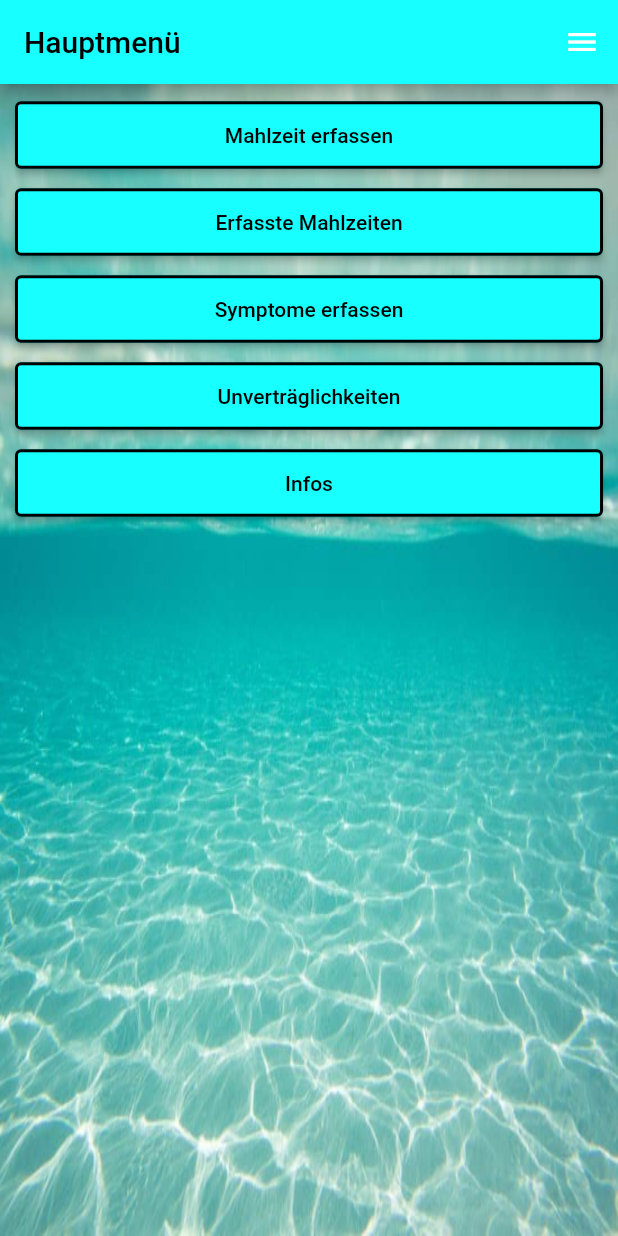
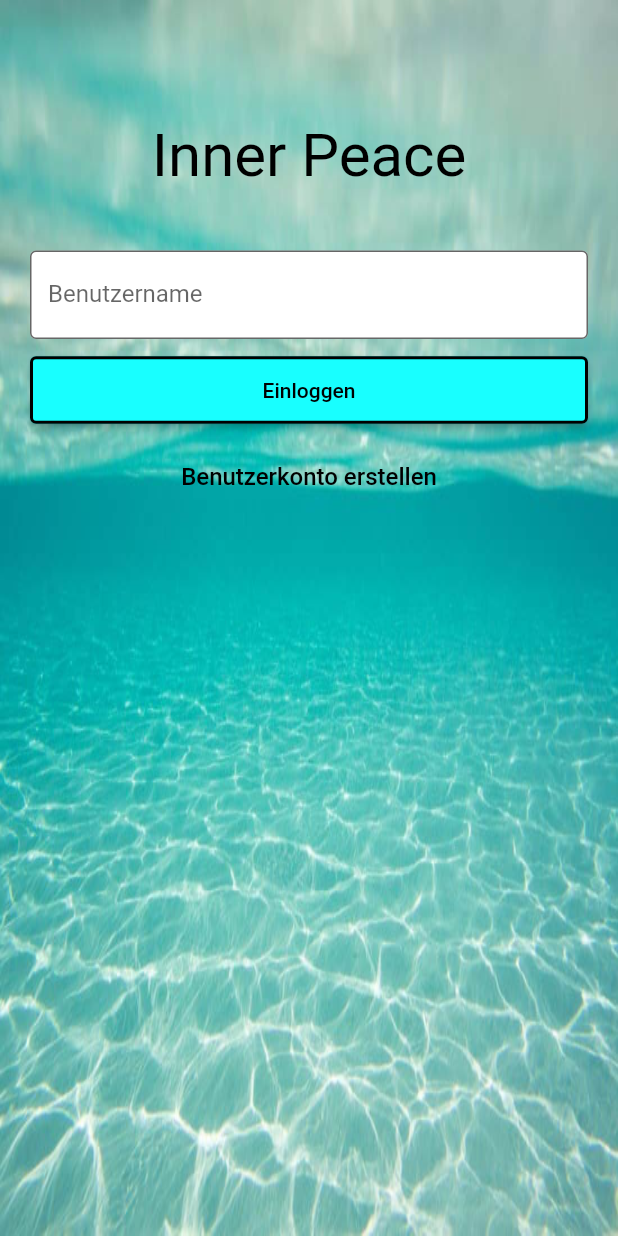
Before and after one commit to Thoughtness/Inner_Peace_v1, a Flutter app: the screen it shows after launch, on a phone screen of 412 x 824 dp. Run offline on Flutter 3.47's test engine with Material 2 defaults, Android fonts, the phone set to English and light mode, and no system bars; our stand-ins replace sqflite; accounts and stored records are empty.

Commit message:
added Login and CreateLogin page aswell as the database/database logic for it)

```diff
--- a/lib/Formation and Elements/Formation.dart
+++ b/lib/Formation and Elements/Formation.dart
@@ -16,11 +16,9 @@ BoxDecoration thinTeal() {
   );
 }
 
-BoxDecoration noTeal() {
+BoxDecoration noSquareTeal() {
   return BoxDecoration(
     color: Colors.teal[50],
-    //border: Border.all(width: 1.0),
-    //borderRadius: BorderRadius.all(Radius.circular(5.0)),
   );
 }
 
@@ -48,12 +46,14 @@ BoxDecoration symptomsBar(int index, List<double> amountList) {
         Radius.circular(20.0)),
   );
 }
-//damit wenn die Menge "0" beträgt kein schwarzer Strich entsteht
-borderRadius(int index, List<double> amountList) {
-  if (amountList[index].toInt() == 0) {
-    return 0.0;
-  }
-  return 1.0;
+
+buttonStyle(){
+  return TextButton.styleFrom(
+    side: BorderSide(width: 2.0, color: Colors.black),
+    backgroundColor: Colors.cyanAccent,
+    minimumSize: Size(0, 45),
+    primary: Colors.black,
+  );
 }
 
 BoxDecoration myIngredientBoxDecoration() {
@@ -64,8 +64,24 @@ BoxDecoration myIngredientBoxDecoration() {
   );
 }
 
+InputDecoration loginWindow(String text){
+  return InputDecoration(
+    border: OutlineInputBorder(),
+    filled: true,
+    fillColor: Colors.white,
+    labelText: text,
+  );
+}
+
 TextStyle myAppBarTextStyle(){
   return TextStyle(
+    color: Colors.black,
+  );
+}
+
+TextStyle loginWindowTitle(){
+  return TextStyle(
+    fontSize: 40,
     color: Colors.black,
   );
 }
@@ -99,6 +115,14 @@ TextStyle myTextStyleSmall(){
   );
 }
 
+TextStyle myTextStyleSmallRed(){
+  return TextStyle(
+    fontWeight: FontWeight.bold,
+    fontSize: 16,
+    color: Colors.red,
+  );
+}
+
 Theme datePicker(Widget? picker){
   return Theme(
     data: ThemeData.dark().copyWith(
@@ -113,3 +137,11 @@ Theme datePicker(Widget? picker){
     child: picker!,
   );
 }
+
+//damit wenn die Menge "0" beträgt kein schwarzer Strich entsteht
+borderRadius(int index, List<double> amountList) {
+  if (amountList[index].toInt() == 0) {
+    return 0.0;
+  }
+  return 1.0;
+}
--- a/lib/Formation and Elements/Functions.dart
+++ b/lib/Formation and Elements/Functions.dart
@@ -1,4 +1,12 @@
 import 'package:flutter/material.dart';
+
+freeOrUsed(bool isAvailable){
+  if(isAvailable){
+    return "Benutzerkonto wurde erstellt";
+  }else {
+    return "Benutzername ist vergeben";
+  }
+}
 
 barColor(int index) {
   Color color = Colors.black;
@@ -58,6 +66,8 @@ getSymptomTimeLength(String symptomTime, List<Map<String, dynamic>> mealsFromIng
 }
 
 amountMultiplicator(double amount){
+
+
   if(amount == 0){
     return 0.5;
   }else if(amount == 1){
--- a/lib/Formation and Elements/GuiElements.dart
+++ b/lib/Formation and Elements/GuiElements.dart
@@ -27,13 +27,8 @@ class CustomButton extends StatelessWidget {
           ElevatedButton(
             onPressed: onClick,
             child: Text(text),
-            style: TextButton.styleFrom(
-              side: BorderSide(width: 2.0, color: Colors.black),
-              backgroundColor: Colors.cyanAccent,
-              minimumSize: Size(0, 45),
-              primary: Colors.black,
-            ),
-          )
+            style: buttonStyle(),
+          ),
         ],
       ),
     );
@@ -78,7 +73,8 @@ class CustomRow extends StatelessWidget {
                   fillColor: Colors.white,
                   filled: true,
                   border: OutlineInputBorder(),
-                  hintText: description),
+                  hintText: description,
+              ),
               controller: textController,
             ),
           ),
--- a/lib/Pages/Intolerances.dart
+++ b/lib/Pages/Intolerances.dart
@@ -348,7 +348,7 @@ class _Intolerances extends State<Intolerances> {
 
   customCheckbox(String title, bool boolValue) {
     return Container(
-      decoration: noTeal(),
+      decoration: noSquareTeal(),
       child: CheckboxListTile(
         title: Text(title),
         controlAffinity: ListTileControlAffinity.trailing,
--- /dev/null
+++ b/lib/Pages/LoginPage.dart
@@ -0,0 +1,96 @@
+import 'package:flutter/material.dart';
+import 'package:inner_peace_v1/Formation%20and%20Elements/GuiElements.dart';
+import 'package:inner_peace_v1/Database/DatabaseFunctions.dart';
+import 'package:inner_peace_v1/Pages/Mainmenu.dart';
+import 'package:flutter/widgets.dart';
+import 'package:inner_peace_v1/Formation and Elements/Formation.dart';
+
+import 'CreateAccount.dart';
+
+class LoginPage extends StatefulWidget {
+  @override
+  _LoginPage createState() => _LoginPage();
+}
+
+class _LoginPage extends State<LoginPage> {
+  TextEditingController username = TextEditingController();
+  bool falseUser = false;
+
+  @override
+  Widget build(BuildContext context) => Scaffold(
+    resizeToAvoidBottomInset: false,
+    body: Stack(
+      children: [
+        Positioned.fill(
+          child: Image(
+            image: AssetImage('assets/Inner_Peace.png'),
+            fit: BoxFit.fill,
+          ),
+        ),
+        Padding(
+            padding: EdgeInsets.fromLTRB(20, 80, 20, 0),
+          child: Column(
+            children: [
+              Container(
+                padding: EdgeInsets.fromLTRB(0, 0, 0, 40),
+                alignment: Alignment.topCenter,
+                child: Text(
+                  'Inner Peace', style: loginWindowTitle(),
+                ),
+              ),
+              Container(
+                alignment: Alignment.center,
+                child: TextField(
+                  controller: username,
+                  decoration: loginWindow("Benutzername"),
+                ),
+              ),
+              Container(
+                padding: EdgeInsets.fromLTRB(0, 0, 0, 10),
+                  child: CustomButton(
+                    text: "Einloggen",
+                    onClick: () async {
+                      var validUser = await checkLogin(username.text);
+                        if(validUser != null){
+                          Navigator.of(context).push(MaterialPageRoute(
+                            builder: (context) => MainMenu(userId: validUser[0]['userID']),
+                          ));
+                        }else {
+                          setState(() {
+                            falseUser = true;
+                          });
+                        }
+                    }
+                  )
+              ),
+              Container(
+                child: TextButton(
+                  child: Text('Benutzerkonto erstellen',
+                  style: myTextStyleMedium(),
+                  ),
+                  onPressed: () {
+                    Navigator.of(context).push(MaterialPageRoute(
+                      builder: (context) => CreateAccount(),
+                    ));
+                  },
+                ),
+              ),
+              Visibility(
+                visible: falseUser,
+                child: Container(
+                  decoration: thinTeal(),
+                  child: Padding(
+                    padding: const EdgeInsets.all(10.0),
+                    child: Text('Benutzer existiert nicht',
+                      style: myTextStyleSmallRed(),
+                    ),
+                  ),
+                ),
+              ),
+            ],
+          ),
+        ),
+      ],
+    ),
+  );
+}
--- a/lib/Pages/Main.dart
+++ b/lib/Pages/Main.dart
@@ -1,15 +1,6 @@
 import 'package:flutter/material.dart';
-import 'package:inner_peace_v1/Database/DatabaseHelper.dart';
-import 'package:inner_peace_v1/Formation%20and%20Elements/GuiElements.dart';
-import 'package:inner_peace_v1/Pages/NavigationMenu.dart';
+import 'package:inner_peace_v1/Pages/LoginPage.dart';
 import 'package:flutter/widgets.dart';
-import 'package:inner_peace_v1/Pages/RecordMeal.dart';
-import 'package:inner_peace_v1/Pages/RecordedMeals.dart';
-import 'package:inner_peace_v1/Pages/PickMealForSymptoms.dart';
-import 'package:inner_peace_v1/Pages/Intolerances.dart';
-import 'package:inner_peace_v1/Pages/Infos.dart';
-import 'package:inner_peace_v1/Database/DatabaseFunctions.dart';
-import 'package:inner_peace_v1/Formation and Elements/Formation.dart';
 
 void main() async {
   runApp(MyApp());
@@ -21,101 +12,6 @@ class MyApp extends StatelessWidget {
         debugShowCheckedModeBanner: false,
         title: 'Inner Peace',
         theme: ThemeData(primarySwatch: Colors.blue),
-        home: MyHomePage(),
+        home: LoginPage(),
       );
 }
-
-class MyHomePage extends StatefulWidget {
-  @override
-  _MyHomePageState createState() => _MyHomePageState();
-}
-
-class _MyHomePageState extends State<MyHomePage> {
-  final double left = 10.0;
-  final double right = 10.0;
-
-  @override
-  Widget build(BuildContext context) => Scaffold(
-        backgroundColor: Colors.teal[100],
-        endDrawer: Menu(),
-        appBar: AppBar(
-          title: Text(
-            'Hauptmenü',
-            style: myAppBarTextStyle(),
-          ),
-          backgroundColor: Colors.cyanAccent,
-        ),
-        body: Stack(
-          children: [
-            Positioned.fill(
-              child: Image(
-                image: AssetImage('assets/Inner_Peace.png'),
-                fit: BoxFit.fill,
-              ),
-            ),
-            Padding(
-              padding: EdgeInsets.fromLTRB(left, 0, right, 0),
-              child: Column(
-                children: [
-                  CustomButton(
-                    text: "Mahlzeit erfassen",
-                    onClick: () {
-                      Navigator.of(context).push(
-                        MaterialPageRoute(
-                          builder: (context) => RecordMeal(),
-                        ),
-                      );
-                    },
-                  ),
-                  CustomButton(
-                    text: "Erfasste Mahlzeiten",
-                    onClick: () {
-                      Navigator.of(context).push(
-                        MaterialPageRoute(
-                          builder: (context) => RecordedMeals(),
-                        ),
-                      );
-                    },
-                  ),
-                  CustomButton(
-                    text: "Symptome erfassen",
-                    onClick: () async {
-                      var symptomlessMeals = await DatabaseHelper.instance.getSymptomlessMeals();
-                      Navigator.of(context).push(
-                        MaterialPageRoute(
-                          builder: (context) => PickMealForSymptoms(
-                              symptomlessMeals: symptomlessMeals),
-                        ),
-                      );
-                    },
-                  ),
-                  CustomButton(
-                      text: "Unverträglichkeiten",
-                      onClick: () async {
-                        var warnings = await getAverageForSymptoms("red");
-                        var digestible = await getAverageForSymptoms("yellow");
-                        var symptomFree = await getAverageForSymptoms("green");
-                        var mealsFromIngredients = await DatabaseHelper.instance.getMealsFromIngredients();
-                        Navigator.of(context).push(MaterialPageRoute(
-                          builder: (context) => Intolerances(
-                              warnings: warnings, digestible: digestible, symptomFree: symptomFree,
-                              mealsFromIngredients: mealsFromIngredients),
-                        ));
-                      }),
-                  CustomButton(
-                    text: "Infos",
-                    onClick: () {
-                      Navigator.of(context).push(
-                        MaterialPageRoute(
-                          builder: (context) => Infos(),
-                        ),
-                      );
-                    },
-                  ),
-                ],
-              ),
-            ),
-          ],
-        ),
-      );
-}
```
Also changed, not shown: lib/Database/DatabaseFunctions.dart (+23 -0 lines), lib/Database/DatabaseHelper.dart (+22 -2 lines), lib/Pages/CreateAccount.dart (added, +96 -0 lines), lib/Pages/Mainmenu.dart (added, +119 -0 lines), lib/Pages/Menu.dart (deleted, +0 -121 lines).
